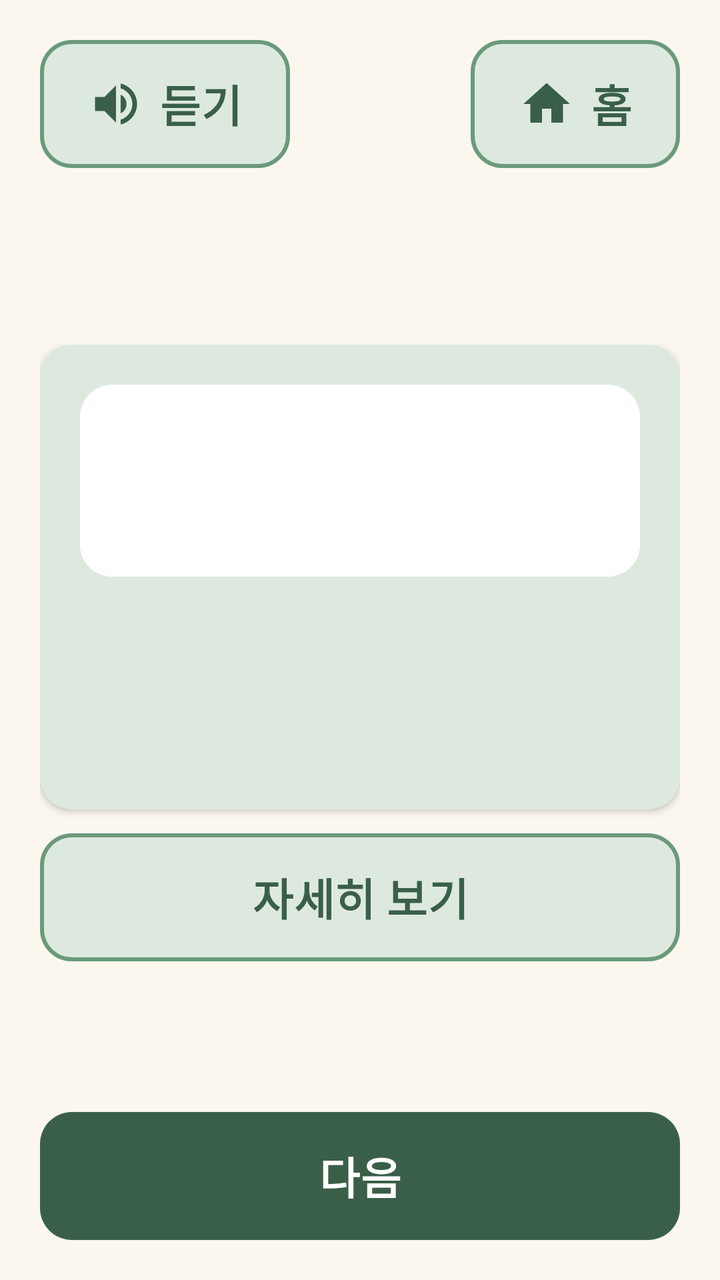
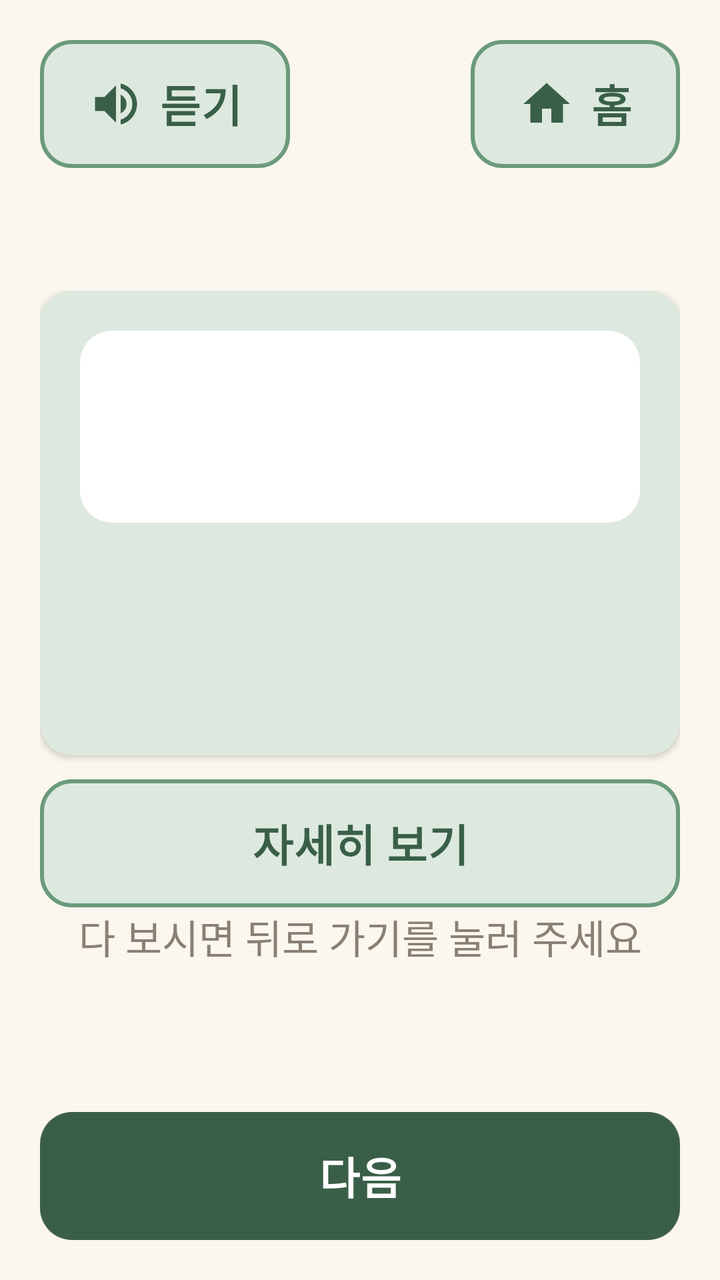

The first picture is an Android layout as it rendered before a commit; the second is the same layout after the commit. The layout source and the unified diff follow.
<!-- AndroidManifest.xml: application theme Theme.Dorawing -->
<!-- res/layout/activity_health_card.xml -->
<?xml version="1.0" encoding="utf-8"?>
<LinearLayout xmlns:android="http://schemas.android.com/apk/res/android"
    android:layout_width="match_parent"
    android:layout_height="match_parent"
    android:orientation="vertical"
    android:padding="@dimen/screen_padding">

    <include
        android:id="@+id/topBar"
        layout="@layout/view_top_bar" />

    <TextView
        android:id="@+id/tvProgress"
        style="@style/Text.Sub"
        android:layout_width="match_parent"
        android:layout_height="wrap_content" />

    <ScrollView
        android:layout_width="match_parent"
        android:layout_height="0dp"
        android:layout_marginTop="@dimen/gap"
        android:layout_weight="1"
        android:fadeScrollbars="false">

        
        <LinearLayout
            android:layout_width="match_parent"
            android:layout_height="wrap_content"
            android:orientation="vertical">

            <com.google.android.material.card.MaterialCardView
                style="@style/Card"
                android:layout_width="match_parent"
                android:layout_height="wrap_content">

                <LinearLayout
                    android:layout_width="match_parent"
                    android:layout_height="wrap_content"
                    android:orientation="vertical">

                    
                    <LinearLayout
                        android:layout_width="match_parent"
                        android:layout_height="wrap_content"
                        android:background="@drawable/bg_card_picture"
                        android:gravity="center"
                        android:orientation="horizontal"
                        android:padding="@dimen/gap">

                        <ImageView
                            android:id="@+id/ivIcon"
                            android:layout_width="@dimen/card_icon"
                            android:layout_height="@dimen/card_icon"
                            android:layout_marginEnd="@dimen/gap"
                            android:importantForAccessibility="no" />

                        <TextView
                            android:id="@+id/tvPicture"
                            android:layout_width="wrap_content"
                            android:layout_height="wrap_content"
                            android:textColor="@color/green_dark"
                            android:textSize="@dimen/text_title"
                            android:textStyle="bold" />
                    </LinearLayout>

                    <TextView
                        android:id="@+id/tvCardTitle"
                        style="@style/Text.Title"
                        android:layout_width="match_parent"
                        android:layout_height="wrap_content"
                        android:layout_marginTop="@dimen/screen_padding" />

                    <TextView
                        android:id="@+id/tvBody"
                        android:layout_width="match_parent"
                        android:layout_height="wrap_content"
                        android:layout_marginTop="@dimen/gap" />
                </LinearLayout>
            </com.google.android.material.card.MaterialCardView>

            
            <com.google.android.material.button.MaterialButton
                android:id="@+id/btnCall"
                android:layout_width="match_parent"
                android:layout_height="wrap_content"
                android:layout_marginTop="@dimen/gap"
                android:text="@string/card_call"
                android:visibility="gone" />

            <com.google.android.material.button.MaterialButton
                android:id="@+id/btnMore"
                style="@style/Button.Secondary"
                android:layout_width="match_parent"
                android:layout_height="wrap_content"
                android:layout_marginTop="@dimen/gap"
                android:text="@string/card_more" />

            <TextView
                android:id="@+id/tvMoreHelp"
                style="@style/Text.Sub"
                android:layout_width="match_parent"
                android:layout_height="wrap_content"
                android:gravity="center" />
        </LinearLayout>
    </ScrollView>

    <com.google.android.material.button.MaterialButton
        android:id="@+id/btnNext"
        android:layout_width="match_parent"
        android:layout_height="wrap_content"
        android:layout_marginTop="@dimen/gap"
        android:text="@string/card_next" />
</LinearLayout>
<!-- res/layout/view_top_bar.xml (included above) -->
<?xml version="1.0" encoding="utf-8"?>
<LinearLayout xmlns:android="http://schemas.android.com/apk/res/android"
    xmlns:app="http://schemas.android.com/apk/res-auto"
    android:layout_width="match_parent"
    android:layout_height="wrap_content"
    android:orientation="vertical">

    <LinearLayout
        android:layout_width="match_parent"
        android:layout_height="wrap_content"
        android:gravity="center_vertical"
        android:orientation="horizontal">

        <com.google.android.material.button.MaterialButton
            android:id="@+id/btnSpeak"
            style="@style/Button.Secondary"
            android:layout_width="wrap_content"
            android:layout_height="wrap_content"
            android:text="@string/top_speak"
            app:icon="@drawable/ic_speaker" />

        <Space
            android:layout_width="0dp"
            android:layout_height="0dp"
            android:layout_weight="1" />

        <com.google.android.material.button.MaterialButton
            android:id="@+id/btnHome"
            style="@style/Button.Secondary"
            android:layout_width="wrap_content"
            android:layout_height="wrap_content"
            android:text="@string/top_home"
            app:icon="@drawable/ic_home" />
    </LinearLayout>

    <TextView
        android:id="@+id/tvTitle"
        style="@style/Text.Title"
        android:layout_width="match_parent"
        android:layout_height="wrap_content"
        android:layout_marginTop="@dimen/gap" />
</LinearLayout>
<!-- resources referenced by this layout -->
<resources>
  <color name="green_dark">#3A5F48</color>
  <dimen name="card_icon">72dp</dimen>
  <dimen name="gap">12dp</dimen>
  <dimen name="screen_padding">20dp</dimen>
  <dimen name="text_title">28sp</dimen>
  <!-- drawable bg_card_picture (drawable) -->
  <?xml version="1.0" encoding="utf-8"?>
  <shape xmlns:android="http://schemas.android.com/apk/res/android"
      android:shape="rectangle">
      <solid android:color="@color/white" />
      <corners android:radius="@dimen/corner" />
  </shape>
  <!-- drawable ic_home (drawable) -->
  <vector xmlns:android="http://schemas.android.com/apk/res/android"
      android:width="24dp"
      android:height="24dp"
      android:viewportWidth="24"
      android:viewportHeight="24">
      <path
          android:fillColor="#FF000000"
          android:pathData="M10,20v-6h4v6h5v-8h3L12,3 2,12h3v8z" />
  </vector>
  <string name="card_call">1899-9988 전화하기</string>
  <string name="card_more">자세히 보기</string>
  <string name="card_next">다음</string>
  <string name="top_home">홈</string>
  <string name="top_speak">듣기</string>
  <style name="Button.Secondary" parent="Button.Primary">
          <item name="backgroundTint">@color/green_light</item>
          <item name="android:textColor">@color/green_dark</item>
          <item name="iconTint">@color/green_dark</item>
          <item name="strokeColor">@color/green_mid</item>
          <item name="strokeWidth">@dimen/button_stroke</item>
      </style>
  <style name="Card" parent="Widget.Material3.CardView.Elevated">
          <item name="cardBackgroundColor">@color/green_light</item>
          <item name="cardCornerRadius">@dimen/corner</item>
          <item name="cardElevation">@dimen/card_elevation</item>
          <item name="contentPadding">@dimen/card_padding</item>
      </style>
  <style name="Text.Sub" parent="Text.Body">
          <item name="android:textColor">@color/text_sub</item>
      </style>
  <style name="Text.Title" parent="Text.Body">
          <item name="android:textSize">@dimen/text_title</item>
          <item name="android:textStyle">bold</item>
          <item name="android:textColor">@color/green_dark</item>
      </style>
  <color name="white">#FFFFFFFF</color>
  <dimen name="corner">16dp</dimen>
  <color name="green_light">#DDE9DF</color>
  <color name="green_mid">#6B9A7A</color>
  <dimen name="button_stroke">2dp</dimen>
  <dimen name="card_elevation">2dp</dimen>
  <dimen name="card_padding">20dp</dimen>
  <style name="Text.Body" parent="Widget.MaterialComponents.TextView">
          <item name="android:textSize">@dimen/text_body</item>
          <item name="android:lineBreakWordStyle" tools:targetApi="33">phrase</item>
          <item name="android:textColor">@color/text_main</item>
          <item name="android:lineSpacingMultiplier">1.2</item>
      </style>
  <color name="text_sub">#8A8073</color>
  <color name="coral_dark">#C85A41</color>
  <color name="cream">#FBF7EE</color>
  <color name="text_main">#2E2A24</color>
  <dimen name="button_height">64dp</dimen>
  <dimen name="text_button">22sp</dimen>
  <dimen name="icon_size">28dp</dimen>
  <dimen name="text_body">20sp</dimen>
  <style name="Dialog.Title" parent="MaterialAlertDialog.Material3.Title.Text">
          <item name="android:textSize">@dimen/text_title</item>
          <item name="android:textStyle">bold</item>
          <item name="android:textColor">@color/green_dark</item>
      </style>
  <style name="Dialog.Body" parent="MaterialAlertDialog.Material3.Body.Text">
          <item name="android:textSize">@dimen/text_body</item>
          <item name="android:lineBreakWordStyle" tools:targetApi="33">phrase</item>
          <item name="android:textColor">@color/text_main</item>
      </style>
  <style name="Dialog.Button" parent="Widget.Material3.Button.TextButton.Dialog">
          <item name="android:textSize">@dimen/text_button</item>
          <item name="android:minHeight">@dimen/button_height</item>
          <item name="android:textColor">@color/green_dark</item>
      </style>
  <!-- unchanged entries left out for length: 5 -->
</resources>

<!-- the commit's change to res/layout/activity_health_card.xml (unified diff, before → after) -->
@@ -8,12 +8,6 @@
     <include
         android:id="@+id/topBar"
         layout="@layout/view_top_bar" />
-
-    <TextView
-        android:id="@+id/tvProgress"
-        style="@style/Text.Sub"
-        android:layout_width="match_parent"
-        android:layout_height="wrap_content" />
 
     <ScrollView
         android:layout_width="match_parent"
@@ -100,7 +94,8 @@
                 style="@style/Text.Sub"
                 android:layout_width="match_parent"
                 android:layout_height="wrap_content"
-                android:gravity="center" />
+                android:gravity="center"
+                android:text="@string/card_more_help" />
         </LinearLayout>
     </ScrollView>
 
<!-- resource entries referenced after the edit -->
@@ -24,6 +24,7 @@
   </vector>
   <string name="card_call">1899-9988 전화하기</string>
   <string name="card_more">자세히 보기</string>
+  <string name="card_more_help">다 보시면 뒤로 가기를 눌러 주세요</string>
   <string name="card_next">다음</string>
   <string name="top_home">홈</string>
   <string name="top_speak">듣기</string>
